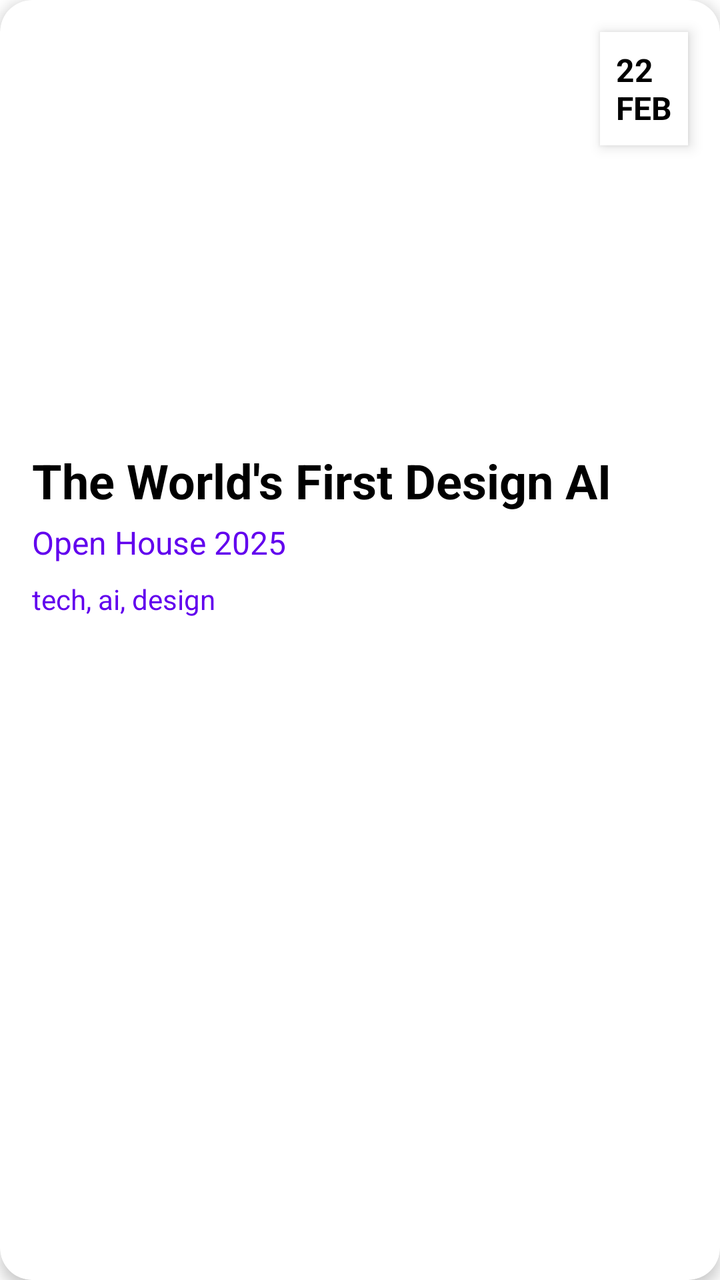
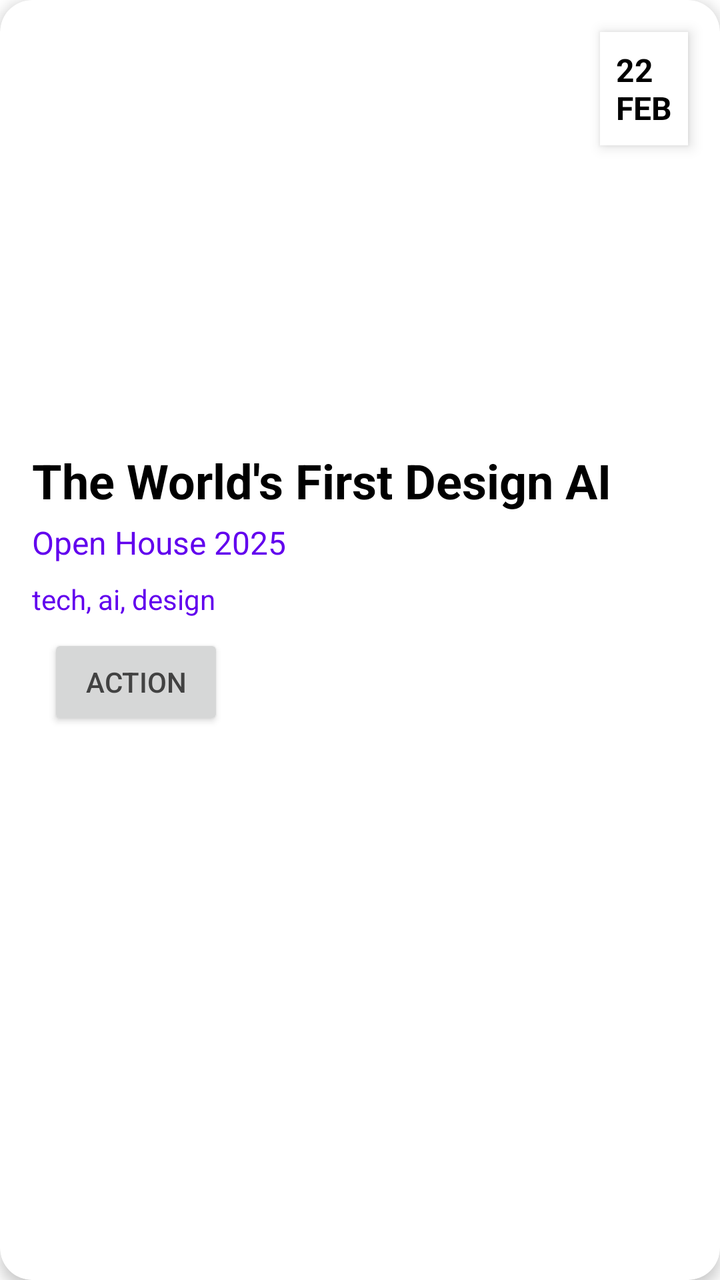

Two renders of the same Android screen: before a commit and after it. Below are the layout's source before the change and the commit's diff.
<!-- AndroidManifest.xml: application theme Base.Theme.Infosys1d -->
<!-- res/layout/discovery_item_event.xml -->
<?xml version="1.0" encoding="utf-8"?>
<androidx.cardview.widget.CardView xmlns:android="http://schemas.android.com/apk/res/android"
    android:id="@+id/eventCard"
    xmlns:card_view="http://schemas.android.com/apk/res-auto"
    android:layout_width="match_parent"
    android:layout_height="wrap_content"
    android:layout_marginBottom="16dp"
    card_view:cardCornerRadius="16dp"
    card_view:cardElevation="4dp"
    card_view:cardBackgroundColor="@android:color/white">

    <LinearLayout
        android:layout_width="match_parent"
        android:layout_height="wrap_content"
        android:orientation="vertical">

        <RelativeLayout
            android:layout_width="match_parent"
            android:layout_height="wrap_content">

            <ImageView
                android:id="@+id/eventImage"
                android:layout_width="match_parent"
                android:layout_height="200dp"
                android:scaleType="centerCrop"
                android:adjustViewBounds="true" />

            <TextView
                android:id="@+id/eventDate"
                android:layout_width="wrap_content"
                android:layout_height="wrap_content"
                android:background="@android:color/white"
                android:padding="8dp"
                android:text="22\nFEB"
                android:textSize="16sp"
                android:textStyle="bold"
                android:textColor="@android:color/black"
                android:layout_alignParentEnd="true"
                android:layout_marginTop="16dp"
                android:layout_marginEnd="16dp"
                android:elevation="4dp" />
        </RelativeLayout>

        <LinearLayout
            android:layout_width="match_parent"
            android:layout_height="wrap_content"
            android:orientation="vertical"
            android:padding="16dp">

            <TextView
                android:id="@+id/eventTitle"
                android:layout_width="wrap_content"
                android:layout_height="wrap_content"
                android:text="The World's First Design AI"
                android:textSize="24sp"
                android:textStyle="bold"
                android:textColor="@android:color/black"
                android:layout_marginTop="8dp" />

            <TextView
                android:id="@+id/eventSubtitle"
                android:layout_width="wrap_content"
                android:layout_height="wrap_content"
                android:text="Open House 2025"
                android:textSize="16sp"
                android:textColor="@color/purple_500"
                android:layout_marginTop="4dp" />
            <TextView
                android:id="@+id/eventTags"
                android:layout_width="wrap_content"
                android:layout_height="wrap_content"
                android:text="tech, ai, design"
            android:textSize="14sp"
            android:textColor="@color/purple_500"
            android:layout_marginTop="8dp" />
        </LinearLayout>
    </LinearLayout>
</androidx.cardview.widget.CardView>
<!-- resources referenced by this layout -->
<resources>
  <color name="purple_500">#6200EE</color>
  <style name="Base.Theme.Infosys1d" parent="Theme.Material3.DayNight.NoActionBar">
          
          
          <item name="colorPrimary">@color/colorPrimary</item>
          <item name="colorPrimaryVariant">@color/colorPrimaryVariant</item>
          <item name="colorOnPrimary">@color/textColorPrimary</item>
  
          <item name="colorSecondary">@color/colorAccent</item>
          <item name="colorOnSecondary">@android:color/white</item>
  
          
          <item name="android:statusBarColor">@color/colorPrimary</item>
          <item name="android:navigationBarColor">@color/colorPrimary</item>
  
          
          <item name="android:textColor">@color/textColorPrimary</item>
  
          
          <item name="android:windowBackground">@color/colorPrimary</item>
  
      </style>
  <color name="colorPrimary">#FFFFFF</color>
  <color name="colorPrimaryVariant">#F5F5F5</color>
  <color name="textColorPrimary">@color/dark_grey</color>
  <color name="colorAccent">@color/highlight_red</color>
  <color name="dark_grey">#424242</color>
  <color name="highlight_red">#FF526A</color>
</resources>

<!-- the commit's change to res/layout/discovery_item_event.xml (unified diff, before → after) -->
@@ -70,9 +70,15 @@
                 android:layout_width="wrap_content"
                 android:layout_height="wrap_content"
                 android:text="tech, ai, design"
-            android:textSize="14sp"
-            android:textColor="@color/purple_500"
-            android:layout_marginTop="8dp" />
+                android:textSize="14sp"
+                android:textColor="@color/purple_500"
+                android:layout_marginTop="8dp" />
+            <Button
+                android:id="@+id/btnAction"
+                android:layout_width="wrap_content"
+                android:layout_height="wrap_content"
+                android:layout_margin="8dp"
+                android:text="Action"/>
         </LinearLayout>
     </LinearLayout>
 </androidx.cardview.widget.CardView>
